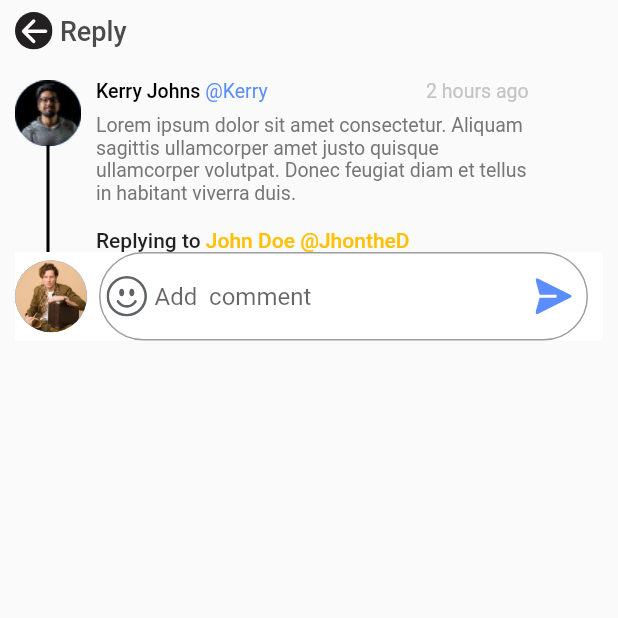
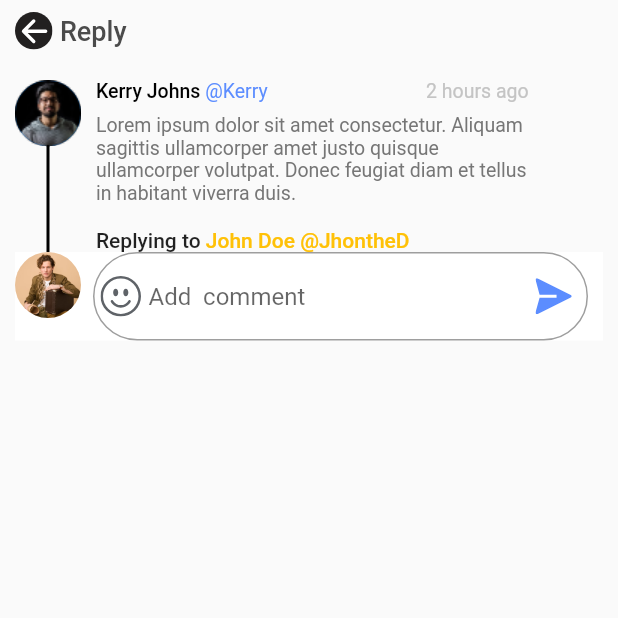
Before and after one commit to abdurhmanongithub/gym_challenge, a Flutter app: the ReplyScreen screen opened by its route, on a phone screen of 412 x 824 dp, the top half of it. Run offline on Flutter 3.47's test engine with Material 2 defaults, Android fonts, the phone set to English and light mode, and no system bars; our stand-ins replace emoji_picker_flutter, flutter_svg, font_awesome_flutter, get, google_fonts, like_button and 1 more.

Commit message:
avatar vertical painter resolved

```diff
--- a/lib/presentation/reply_screen/reply_screen.dart
+++ b/lib/presentation/reply_screen/reply_screen.dart
@@ -97,12 +97,12 @@ class ReplyScreen extends GetWidget<HomeController> {
     return Container(
       color: Colors.white,
       child: Row(
+        crossAxisAlignment: CrossAxisAlignment.start,
         children: [
           Container(
-            height: 48,
-            width: 48,
+            height: 44,
+            width: 44,
             decoration: BoxDecoration(
-              color: Colors.blue,
               borderRadius: BorderRadius.circular(50),
               image: const DecorationImage(
                 fit: BoxFit.cover,
@@ -113,9 +113,7 @@ class ReplyScreen extends GetWidget<HomeController> {
           const SizedBox(width: 8.0),
           Expanded(
             child: Container(
-              margin: const EdgeInsets.only(
-                right: 10,
-              ),
+              margin: const EdgeInsets.only(right: 10),
               padding: const EdgeInsets.symmetric(vertical: 0),
               child: TextField(
                 controller: _commentController,
```
